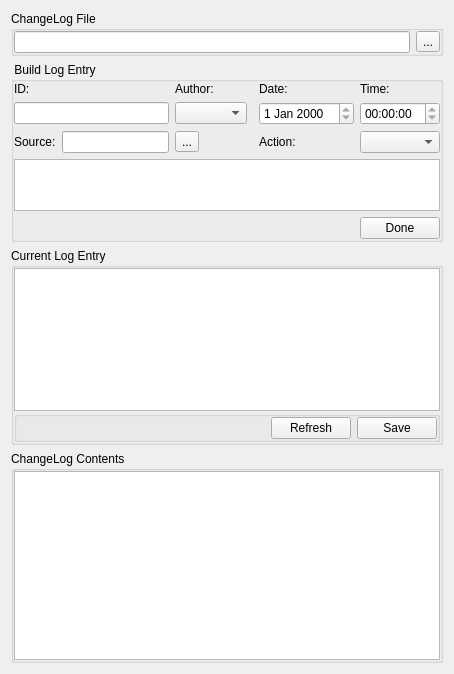
Above: harbour/contrib/hbide/changelog.ui from harbour/core before the change. Below: the same form after it.
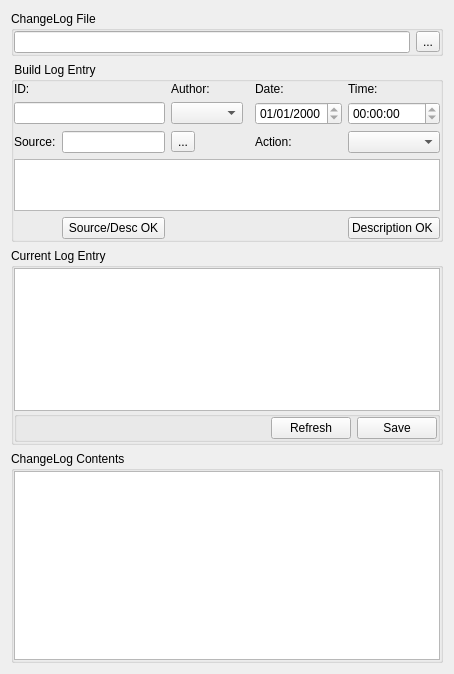
That is the form after the change.

Commit message: 2011-06-03 18:45 UTC-0800 Pritpal Bedi (bedipritpal@hotmail.com)   * contrib/hbide/idemisc.prg     ! Minor.   * contrib/hbide/changelog.ui     + One more button.   * contrib/hbide/idechangelog.prg     + Advanced: now you can build a log in real-time.       It is scheduled to be polished a bit more.

Patch:
```diff
--- a/harbour/contrib/hbide/changelog.ui
+++ b/harbour/contrib/hbide/changelog.ui
@@ -94,6 +94,9 @@
         <property name="readOnly">
          <bool>true</bool>
         </property>
+        <property name="displayFormat">
+         <string>MM/dd/yyyy</string>
+        </property>
        </widget>
       </item>
       <item row="1" column="5">
@@ -140,7 +143,14 @@
       <item row="4" column="5">
        <widget class="QPushButton" name="buttonDone">
         <property name="text">
-         <string>Done</string>
+         <string>Description OK </string>
+        </property>
+       </widget>
+      </item>
+      <item row="4" column="1">
+       <widget class="QPushButton" name="buttonSrcDescOK">
+        <property name="text">
+         <string>Source/Desc OK</string>
         </property>
        </widget>
       </item>
```
The commit also changes 3 other files.
